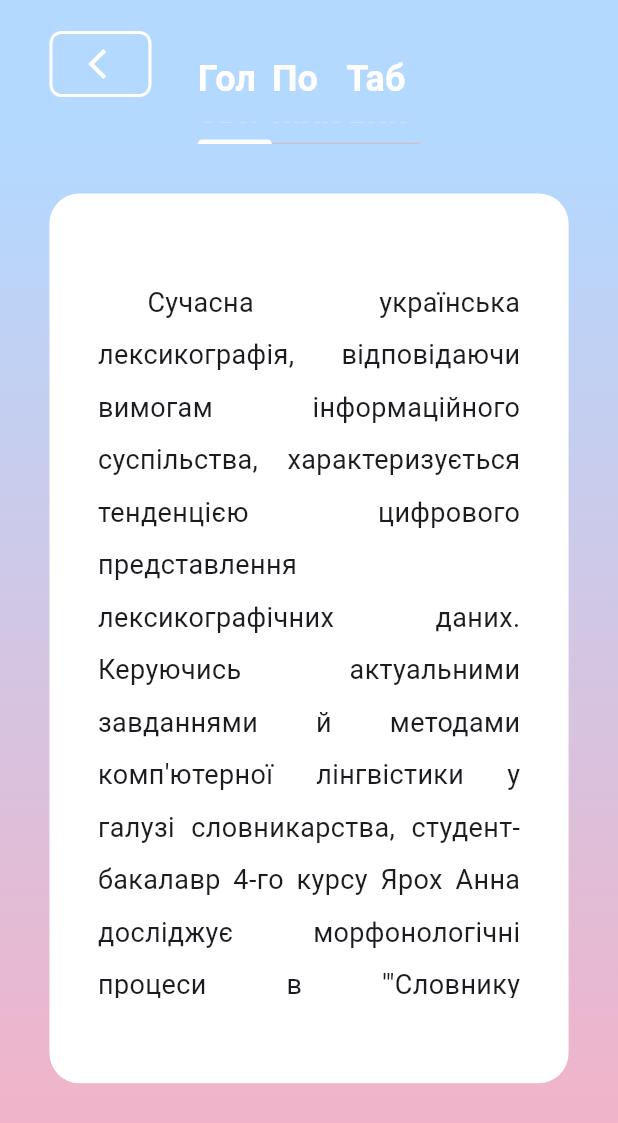
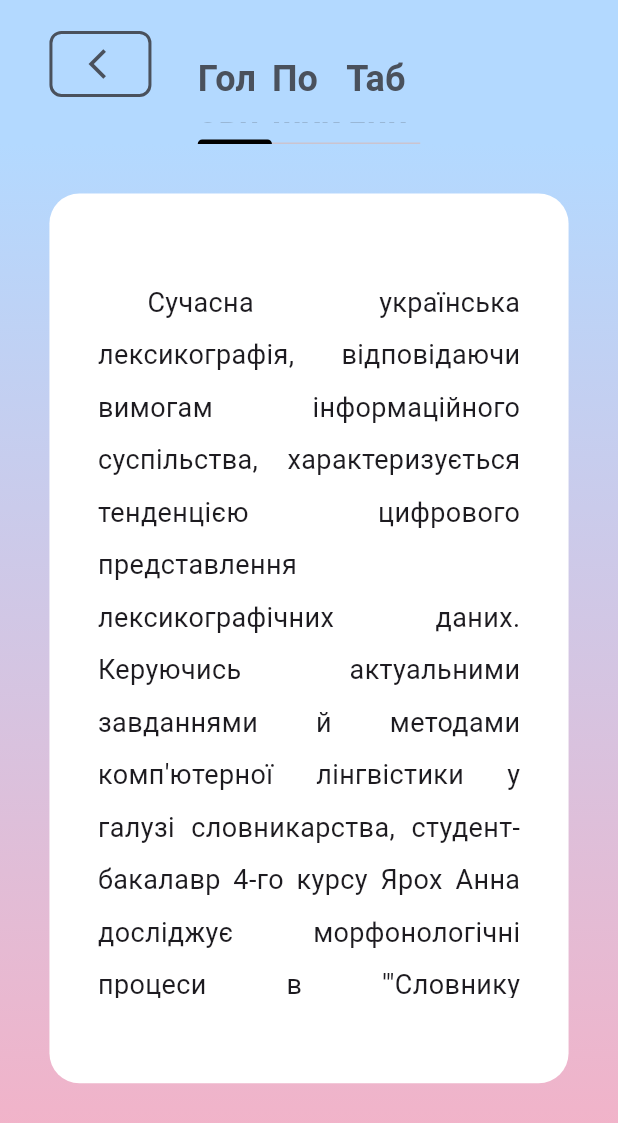
Before and after one commit to horlann/morfology_finder, a Flutter app: the screen it shows after launch, after a tap on "Натисни, щоб почати", on a phone screen of 412 x 824 dp. Shown: the top 1123 px of the screen. Run offline on Flutter 3.47's test engine with Material 3 defaults, Android fonts, the phone set to English and light mode, and no system bars; our stand-ins replace auto_route, drift, equatable, flutter_bloc, google_fonts; accounts and stored records are empty; generated files the repository leaves out were written again; project files that could hold a hidden picture were left out.

Commit message:
added design

```diff
--- a/lib/features/home/view/home_screen.dart
+++ b/lib/features/home/view/home_screen.dart
@@ -50,7 +50,7 @@
                       width: tabWidth * 3,
                       child: TabBar(
                         isScrollable: false,
-                        indicatorColor: Colors.white,
+                        indicatorColor: Colors.black,
                         indicatorWeight: 3,
                         labelPadding: EdgeInsets.zero,
                         tabs: [
@@ -62,7 +62,7 @@
                                 style: GoogleFonts.roboto(
                                   fontSize: 24,
                                   fontWeight: FontWeight.bold,
-                                  color: Colors.white,
+                                  color: Color(0xFF4A515C),
                                 ),
                               ),
                             ),
@@ -75,7 +75,7 @@
                                 style: GoogleFonts.roboto(
                                   fontSize: 24,
                                   fontWeight: FontWeight.bold,
-                                  color: Colors.white,
+                                  color: Color(0xFF4A515C),
                                 ),
                               ),
                             ),
@@ -88,7 +88,7 @@
                                 style: GoogleFonts.roboto(
                                   fontSize: 24,
                                   fontWeight: FontWeight.bold,
-                                  color: Colors.white,
+                                  color: Color(0xFF4A515C),
                                 ),
                               ),
                             ),
--- a/lib/features/introduce/view/title_screen.dart
+++ b/lib/features/introduce/view/title_screen.dart
@@ -28,11 +28,11 @@
             mainAxisAlignment: MainAxisAlignment.center,
             children: [
               Text(
-                'Л. М. Полюга',
-                style: GoogleFonts.merriweather(
-                  fontSize: screenWidth > 600 ? 36 : 26,
-                  fontWeight: FontWeight.bold,
-                  color: Colors.white,
+                'Л. М. ПОЛЮГА',
+                style: GoogleFonts.playfairDisplay(
+                  fontSize: screenWidth > 600 ? 36 : 24,
+                  fontWeight: FontWeight.w700,
+                  color: Color(0xFF000000),
                 ),
               ),
               const SizedBox(height: 20),
--- a/lib/features/word_details/view/word_details_screen.dart
+++ b/lib/features/word_details/view/word_details_screen.dart
@@ -76,7 +76,6 @@
                     ),
                   ),
                 );
-
                 textSpans.add(
                   TextSpan(
                     text: '- ${secondPart[i]}\n',
@@ -206,11 +205,11 @@
                           vertical: screenHeight * 0.02,
                         ),
                         side: BorderSide(
-                          color: Colors.white,
+                          color: Color(0xFF4A515C),
                           width: 2,
                         ),
                         shape: RoundedRectangleBorder(
-                          borderRadius: BorderRadius.circular(8),
+                          borderRadius: BorderRadius.circular(12),
                         ),
                       ),
                       child: Text(
@@ -219,8 +218,11 @@
                         style: GoogleFonts.roboto(
                           fontSize: screenWidth > 600 ? 20 : 16,
                           fontWeight: FontWeight.bold,
-                          color: Colors.white,
+                          color: Color(0xFF362A2C),
                         ),
+                        maxLines: 2,
+                        overflow: TextOverflow.ellipsis,
+                        softWrap: false,
                       ),
                     ),
                   ),
--- a/lib/ui/widgets/custom_back_button.dart
+++ b/lib/ui/widgets/custom_back_button.dart
@@ -31,7 +31,7 @@
                 : Colors.transparent,
             borderRadius: BorderRadius.circular(8),
             border: Border.all(
-              color: Colors.white,
+              color: Color(0xFF4A515C),
               width: 2,
             ),
           ),
@@ -41,7 +41,7 @@
               padding: const EdgeInsets.only(left: 8),
               child: Icon(
                 Icons.arrow_back_ios,
-                color: Colors.white,
+                color: Color(0xFF4A515C),
               ),
             ),
           ),
```
Also changed, not shown: lib/features/spreadsheet/bloc/sp_bl.dart (+6 -2 lines), lib/features/word_details/bloc/word_details_bloc.dart (+8 -5 lines).
